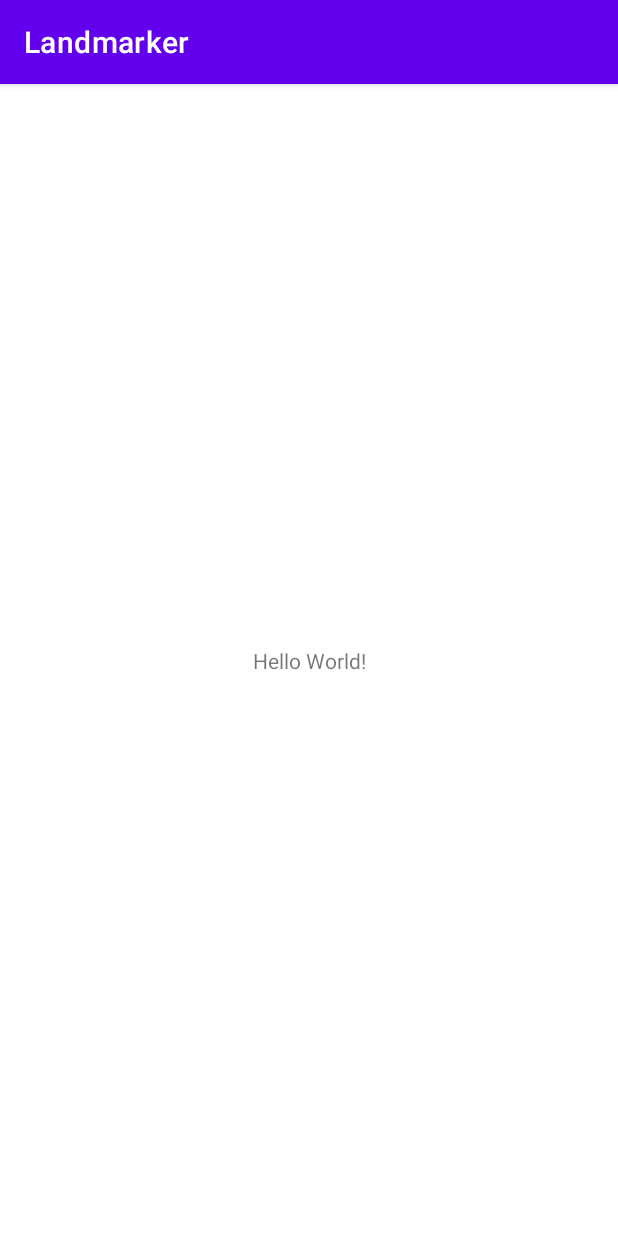
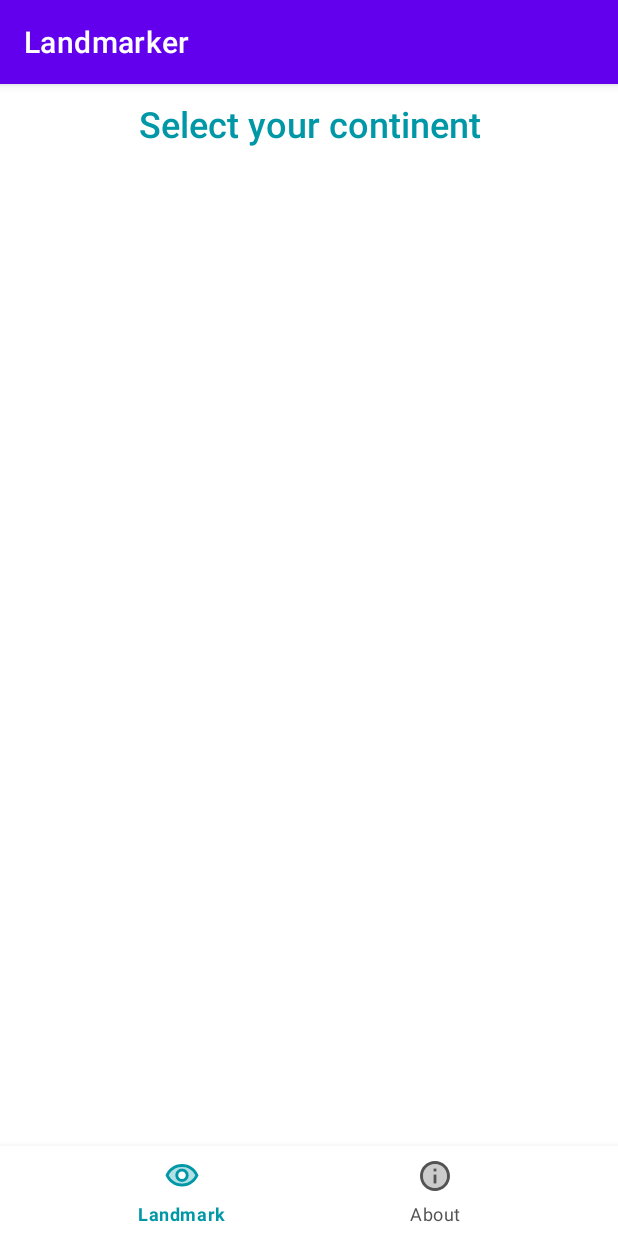
Before and after one commit to Deveshbhatla/Landmarker, an Android app: the screen it shows after launch (MainActivity), on a phone screen of 412 x 824 dp. Run offline under Robolectric (Android 15) with nearby library versions, the phone set to English and light mode, and no system bars.

Commit message:
added skeleton files

```diff
--- /dev/null
+++ b/app/src/main/java/com/tensorflow/landmarker/LandmarkDetection.kt
@@ -0,0 +1,59 @@
+package com.tensorflow.landmarker
+
+import android.os.Bundle
+import androidx.fragment.app.Fragment
+import android.view.LayoutInflater
+import android.view.View
+import android.view.ViewGroup
+
+// TODO: Rename parameter arguments, choose names that match
+// the fragment initialization parameters, e.g. ARG_ITEM_NUMBER
+private const val ARG_PARAM1 = "param1"
+private const val ARG_PARAM2 = "param2"
+
+/**
+ * A simple [Fragment] subclass.
+ * Use the [LandmarkDetection.newInstance] factory method to
+ * create an instance of this fragment.
+ */
+class LandmarkDetection : Fragment() {
+    // TODO: Rename and change types of parameters
+    private var param1: String? = null
+    private var param2: String? = null
+
+    override fun onCreate(savedInstanceState: Bundle?) {
+        super.onCreate(savedInstanceState)
+        arguments?.let {
+            param1 = it.getString(ARG_PARAM1)
+            param2 = it.getString(ARG_PARAM2)
+        }
+    }
+
+    override fun onCreateView(
+        inflater: LayoutInflater, container: ViewGroup?,
+        savedInstanceState: Bundle?
+    ): View? {
+        // Inflate the layout for this fragment
+        return inflater.inflate(R.layout.fragment_landmark_detection, container, false)
+    }
+
+    companion object {
+        /**
+         * Use this factory method to create a new instance of
+         * this fragment using the provided parameters.
+         *
+         * @param param1 Parameter 1.
+         * @param param2 Parameter 2.
+         * @return A new instance of fragment LandmarkDetection.
+         */
+        // TODO: Rename and change types and number of parameters
+        @JvmStatic
+        fun newInstance(param1: String, param2: String) =
+            LandmarkDetection().apply {
+                arguments = Bundle().apply {
+                    putString(ARG_PARAM1, param1)
+                    putString(ARG_PARAM2, param2)
+                }
+            }
+    }
+}
--- a/app/src/main/java/com/tensorflow/landmarker/MainActivity.kt
+++ b/app/src/main/java/com/tensorflow/landmarker/MainActivity.kt
@@ -2,10 +2,37 @@ package com.tensorflow.landmarker
 
 import androidx.appcompat.app.AppCompatActivity
 import android.os.Bundle
+import androidx.fragment.app.Fragment
+import com.google.android.material.bottomnavigation.BottomNavigationView
 
 class MainActivity : AppCompatActivity() {
+    lateinit var bottomNav : BottomNavigationView;
     override fun onCreate(savedInstanceState: Bundle?) {
         super.onCreate(savedInstanceState)
         setContentView(R.layout.activity_main)
+        loadFragment(LandmarkDetection())
+        bottomNav = findViewById(R.id.bottomNav)
+
+        bottomNav.setOnItemSelectedListener {
+            when (it.itemId) {
+                R.id.landmarkDetection -> {
+                    loadFragment(LandmarkDetection())
+                    true
+                }
+                R.id.aboutInfo -> {
+                    loadFragment(About())
+                    true
+                }
+
+                else -> {true}
+            }
+
+        }
+
+    }
+    private  fun loadFragment(fragment: Fragment) {
+        val transaction = supportFragmentManager.beginTransaction()
+        transaction.replace(R.id.fragment_container, fragment)
+        transaction.commit()
     }
 }
--- /dev/null
+++ b/app/src/main/res/color/navbar_color.xml
@@ -0,0 +1,5 @@
+<?xml version="1.0" encoding="utf-8"?>
+<selector xmlns:android="http://schemas.android.com/apk/res/android">
+    <item android:color="#0097a7" android:state_checked="true" />
+    <item android:color="#535353" android:state_checked="false" />
+</selector>
--- /dev/null
+++ b/app/src/main/res/drawable/twotone_info_24.xml
@@ -0,0 +1,8 @@
+<vector android:height="24dp" android:tint="#474747"
+    android:viewportHeight="24" android:viewportWidth="24"
+    android:width="24dp" xmlns:android="http://schemas.android.com/apk/res/android">
+    <path android:fillAlpha="0.3"
+        android:fillColor="@android:color/white"
+        android:pathData="M12,4c-4.41,0 -8,3.59 -8,8s3.59,8 8,8 8,-3.59 8,-8 -3.59,-8 -8,-8zM13,17h-2v-6h2v6zM13,9h-2L11,7h2v2z" android:strokeAlpha="0.3"/>
+    <path android:fillColor="@android:color/white" android:pathData="M11,7h2v2h-2zM11,11h2v6h-2zM12,2C6.48,2 2,6.48 2,12s4.48,10 10,10 10,-4.48 10,-10S17.52,2 12,2zM12,20c-4.41,0 -8,-3.59 -8,-8s3.59,-8 8,-8 8,3.59 8,8 -3.59,8 -8,8z"/>
+</vector>
--- /dev/null
+++ b/app/src/main/res/drawable/twotone_visibility_24.xml
@@ -0,0 +1,8 @@
+<vector android:height="24dp" android:tint="#474747"
+    android:viewportHeight="24" android:viewportWidth="24"
+    android:width="24dp" xmlns:android="http://schemas.android.com/apk/res/android">
+    <path android:fillAlpha="0.3"
+        android:fillColor="@android:color/white"
+        android:pathData="M12,6c-3.79,0 -7.17,2.13 -8.82,5.5C4.83,14.87 8.21,17 12,17s7.17,-2.13 8.82,-5.5C19.17,8.13 15.79,6 12,6zM12,16c-2.48,0 -4.5,-2.02 -4.5,-4.5S9.52,7 12,7s4.5,2.02 4.5,4.5S14.48,16 12,16z" android:strokeAlpha="0.3"/>
+    <path android:fillColor="@android:color/white" android:pathData="M12,4C7,4 2.73,7.11 1,11.5 2.73,15.89 7,19 12,19s9.27,-3.11 11,-7.5C21.27,7.11 17,4 12,4zM12,17c-3.79,0 -7.17,-2.13 -8.82,-5.5C4.83,8.13 8.21,6 12,6s7.17,2.13 8.82,5.5C19.17,14.87 15.79,17 12,17zM12,7c-2.48,0 -4.5,2.02 -4.5,4.5S9.52,16 12,16s4.5,-2.02 4.5,-4.5S14.48,7 12,7zM12,14c-1.38,0 -2.5,-1.12 -2.5,-2.5S10.62,9 12,9s2.5,1.12 2.5,2.5S13.38,14 12,14z"/>
+</vector>
--- a/app/src/main/res/layout/activity_main.xml
+++ b/app/src/main/res/layout/activity_main.xml
@@ -1,18 +1,34 @@
 <?xml version="1.0" encoding="utf-8"?>
-<androidx.constraintlayout.widget.ConstraintLayout xmlns:android="http://schemas.android.com/apk/res/android"
+<RelativeLayout xmlns:android="http://schemas.android.com/apk/res/android"
     xmlns:app="http://schemas.android.com/apk/res-auto"
     xmlns:tools="http://schemas.android.com/tools"
     android:layout_width="match_parent"
     android:layout_height="match_parent"
     tools:context=".MainActivity">
 
-    <TextView
-        android:layout_width="wrap_content"
-        android:layout_height="wrap_content"
-        android:text="Hello World!"
+
+    <FrameLayout
+        android:id="@+id/fragment_container"
+        android:layout_width="match_parent"
+        android:layout_height="match_parent"
+        android:layout_above="@id/bottomNav">
+
+
+
+    </FrameLayout>
+
+    <com.google.android.material.bottomnavigation.BottomNavigationView
+        android:id="@+id/bottomNav"
+        android:layout_width="match_parent"
+        android:layout_height="60dp"
+        android:layout_alignParentBottom="true"
         app:layout_constraintBottom_toBottomOf="parent"
         app:layout_constraintEnd_toEndOf="parent"
+        app:layout_constraintHorizontal_bias="0.5"
         app:layout_constraintStart_toStartOf="parent"
-        app:layout_constraintTop_toTopOf="parent" />
+        app:menu="@menu/navigation_menu"
+        app:itemIconTint="@color/navbar_color"
+        app:itemTextColor="@color/navbar_color"
+        android:scrollIndicators="left"/>
 
-</androidx.constraintlayout.widget.ConstraintLayout>
+</RelativeLayout>
--- /dev/null
+++ b/app/src/main/res/layout/fragment_landmark_detection.xml
@@ -0,0 +1,27 @@
+<?xml version="1.0" encoding="utf-8"?>
+<FrameLayout xmlns:android="http://schemas.android.com/apk/res/android"
+    xmlns:tools="http://schemas.android.com/tools"
+    android:layout_width="match_parent"
+    android:layout_height="match_parent"
+    tools:context=".LandmarkDetection">
+
+    <!-- TODO: Update blank fragment layout -->
+    <LinearLayout
+        android:layout_width="match_parent"
+        android:layout_height="match_parent">
+        <TextView
+            android:layout_width="match_parent"
+            android:layout_height="wrap_content"
+            android:text="Select your continent"
+            android:textAlignment="center"
+            android:textColor="#0097a7"
+            android:textSize="24dp"
+            android:fontFamily="sans-serif-light"
+            android:textStyle="bold"
+            android:padding="10dp"
+            android:background="#ffffff"
+            />
+
+    </LinearLayout>
+
+</FrameLayout>
--- /dev/null
+++ b/app/src/main/res/menu/navigation_menu.xml
@@ -0,0 +1,11 @@
+<?xml version="1.0" encoding="utf-8"?>
+<menu xmlns:android="http://schemas.android.com/apk/res/android">
+    <item
+        android:id="@+id/landmarkDetection"
+        android:icon="@drawable/twotone_visibility_24"
+        android:title="Landmark"  />
+    <item
+        android:id="@+id/aboutInfo"
+        android:icon="@drawable/twotone_info_24"
+        android:title="About" />
+</menu>
--- a/app/src/main/res/values/strings.xml
+++ b/app/src/main/res/values/strings.xml
@@ -1,3 +1,5 @@
 <resources>
     <string name="app_name">Landmarker</string>
+    <!-- TODO: Remove or change this placeholder text -->
+    <string name="hello_blank_fragment">Hello blank fragment</string>
 </resources>
```
Also changed, not shown: app/src/main/java/com/tensorflow/landmarker/About.kt (added, +59 -0 lines), app/src/main/res/layout/fragment_about.xml (added, +14 -0 lines).
